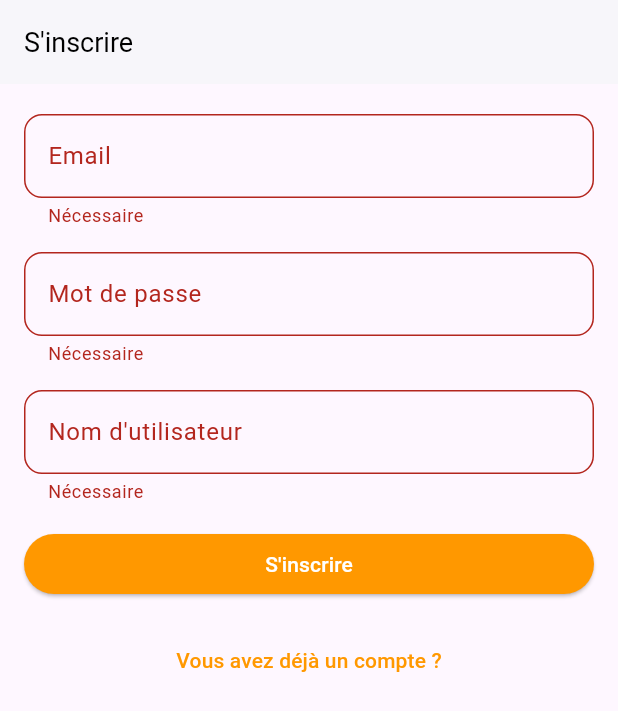
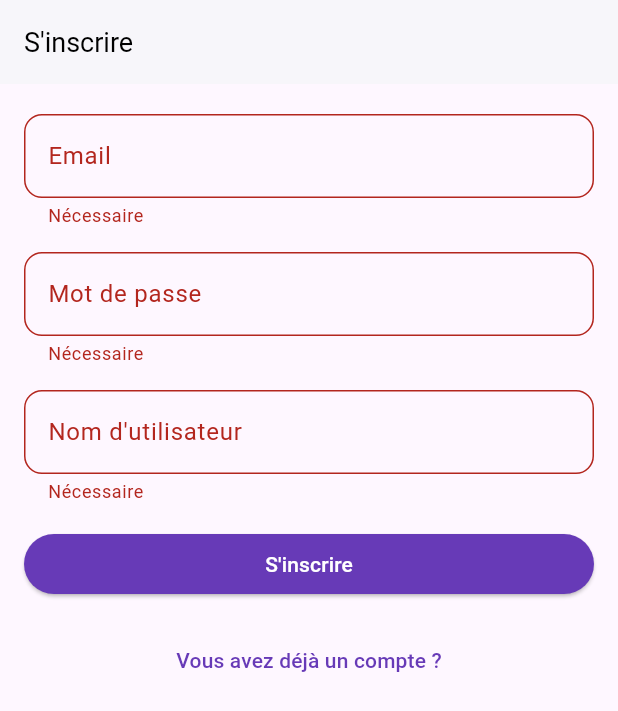
Before and after one commit to AndyMznc/messenger-app, a Flutter app: the screen it shows after launch, after a tap on an icon or button, on a phone screen of 412 x 824 dp. Shown: the top 711 px of the screen. Run offline on Flutter 3.47's test engine with Material 3 defaults, Android fonts, the phone set to English and light mode, and no system bars; our stand-ins replace supabase_flutter, timeago; accounts and stored records are empty.

Commit message:
Déclanchement Github actions

```diff
--- a/lib/main.dart
+++ b/lib/main.dart
@@ -21,7 +21,7 @@ class MyApp extends StatelessWidget {
   Widget build(BuildContext context) {
     return MaterialApp(
       debugShowCheckedModeBanner: false,
-      title: 'WhatsApp, mais en moins bien',
+      title: 'WhatsApp, mais moins bien',
       theme: appTheme,
       home: const SplashPage(),
     );
--- a/lib/pages/chat_page.dart
+++ b/lib/pages/chat_page.dart
@@ -47,10 +47,14 @@ class _ChatPageState extends State<ChatPage> {
   final data =
       await supabase.from('profiles').select().eq('id', profileId).single();
   final profile = Profile.fromMap(data);
+
+  if (mounted) {
     setState(() {
       _profileCache[profileId] = profile;
     });
   }
+}
+
 
   @override
   Widget build(BuildContext context) {
--- a/lib/pages/login_page.dart
+++ b/lib/pages/login_page.dart
@@ -28,17 +28,24 @@ class _LoginPageState extends State<LoginPage> {
         email: _emailController.text,
         password: _passwordController.text,
       );
+      if (mounted) {
         Navigator.of(context)
             .pushAndRemoveUntil(ChatPage.route(), (route) => false);
+      }
     } on AuthException catch (error) {
+      if (mounted) {
         context.showErrorSnackBar(message: error.message);
+      }
     } catch (_) {
+      if (mounted) {
         context.showErrorSnackBar(message: unexpectedErrorMessage);
       }
+    } finally {
       if (mounted) {
         setState(() {
-        _isLoading = true;
+          _isLoading = false;
         });
+      }
     }
   }
 
--- a/lib/pages/register_page.dart
+++ b/lib/pages/register_page.dart
@@ -39,12 +39,18 @@ class _RegisterPageState extends State<RegisterPage> {
     try {
       await supabase.auth.signUp(
           email: email, password: password, data: {'username': username});
-      Navigator.of(context)
-          .pushAndRemoveUntil(ChatPage.route(), (route) => false);
+      if (mounted) {
+        Navigator.of(context)
+            .pushAndRemoveUntil(ChatPage.route(), (route) => false);
+      }
     } on AuthException catch (error) {
-      context.showErrorSnackBar(message: error.message);
+      if (mounted) {
+        context.showErrorSnackBar(message: error.message);
+      }
     } catch (error) {
-      context.showErrorSnackBar(message: unexpectedErrorMessage);
+      if (mounted) {
+        context.showErrorSnackBar(message: unexpectedErrorMessage);
+      }
     }
   }
 
--- a/lib/pages/splash_page.dart
+++ b/lib/pages/splash_page.dart
@@ -22,6 +22,8 @@ class SplashPageState extends State<SplashPage> {
     // Attends que le widget soit monté
     await Future.delayed(Duration.zero);
 
+    if (!mounted) return;
+
     final session = supabase.auth.currentSession;
     if (session == null) {
       Navigator.of(context)
--- a/lib/utils/constants.dart
+++ b/lib/utils/constants.dart
@@ -4,7 +4,7 @@ import 'package:supabase_flutter/supabase_flutter.dart';
 final supabase = Supabase.instance.client;
 
 const preloader =
-    Center(child: CircularProgressIndicator(color: Colors.orange));
+    Center(child: CircularProgressIndicator(color: Colors.deepPurple));
 
 const formSpacer = SizedBox(width: 16, height: 16);
 
@@ -14,7 +14,7 @@ const unexpectedErrorMessage = 'Une erreur inattendue s\'est produite.';
 
 /// Thème de base pour changer l'apparence de l'application
 final appTheme = ThemeData.light().copyWith(
-  primaryColorDark: Colors.orange,
+  primaryColorDark: Colors.deepPurple,
   appBarTheme: const AppBarTheme(
     elevation: 1,
     backgroundColor: Colors.white,
@@ -24,21 +24,21 @@ final appTheme = ThemeData.light().copyWith(
       fontSize: 18,
     ),
   ),
-  primaryColor: Colors.orange,
+  primaryColor: Colors.deepPurple,
   textButtonTheme: TextButtonThemeData(
     style: TextButton.styleFrom(
-      foregroundColor: Colors.orange,
+      foregroundColor: Colors.deepPurple,
     ),
   ),
   elevatedButtonTheme: ElevatedButtonThemeData(
     style: ElevatedButton.styleFrom(
       foregroundColor: Colors.white,
-      backgroundColor: Colors.orange,
+      backgroundColor: Colors.deepPurple,
     ),
   ),
   inputDecorationTheme: InputDecorationTheme(
     floatingLabelStyle: const TextStyle(
-      color: Colors.orange,
+      color: Colors.deepPurple,
     ),
     border: OutlineInputBorder(
       borderRadius: BorderRadius.circular(12),
@@ -47,11 +47,11 @@ final appTheme = ThemeData.light().copyWith(
         width: 2,
       ),
     ),
-    focusColor: Colors.orange,
+    focusColor: Colors.deepPurple,
     focusedBorder: OutlineInputBorder(
       borderRadius: BorderRadius.circular(12),
       borderSide: const BorderSide(
-        color: Colors.orange,
+        color: Colors.deepPurple,
         width: 2,
       ),
     ),
--- a/pubspec.yaml
+++ b/pubspec.yaml
@@ -37,7 +37,8 @@ dependencies:
   supabase_flutter: ^1.0.0
   timeago: ^3.1.0
   envied: ^0.5.2
-
+  flutter_localizations:
+    sdk: flutter
 
 dev_dependencies:
   flutter_test:
```
Also changed, not shown: pubspec.lock, 4 other files. Lines whose indentation alone changed are shown as unchanged.
